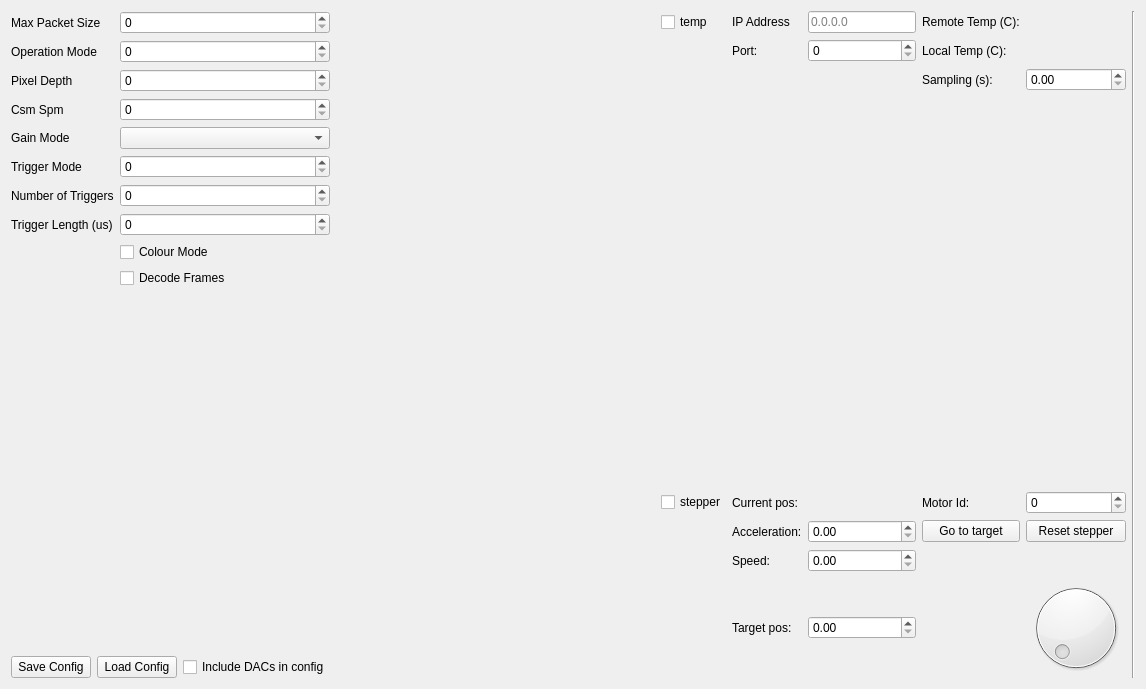
This is SpidrMpx3Eq/qcstmconfigmonitoring.ui in navrit/dexter as Qt 5 draws it before an edit. The edited form follows.
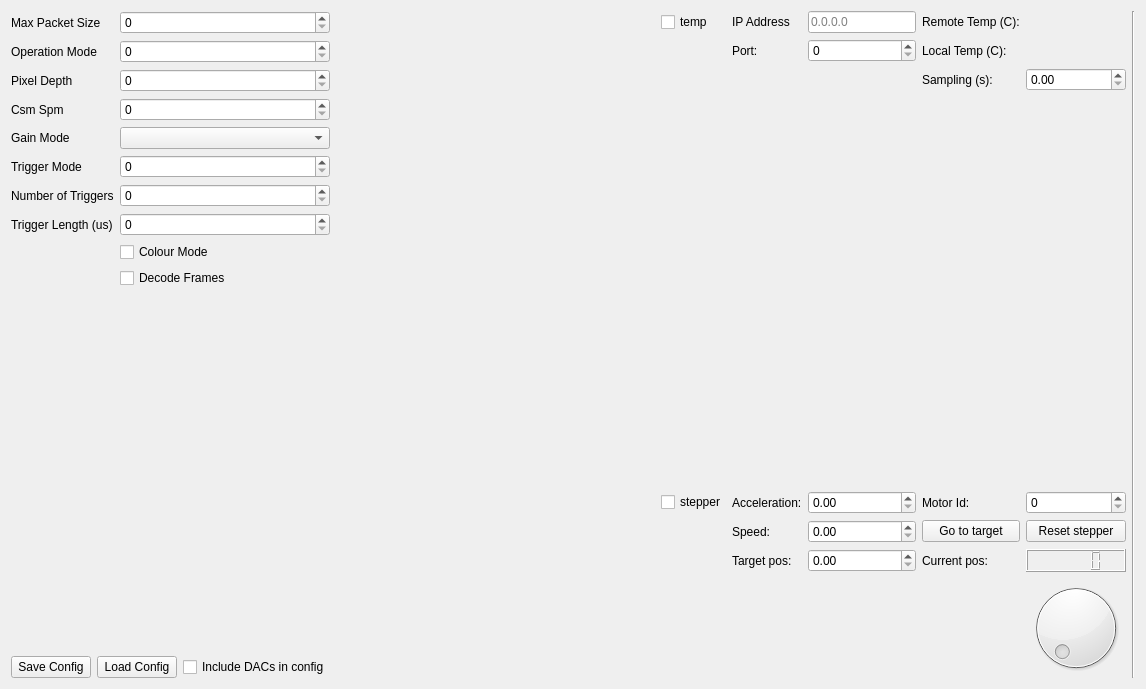
This is the edited form.

Diff of the .ui file:
```diff
--- a/SpidrMpx3Eq/qcstmconfigmonitoring.ui
+++ b/SpidrMpx3Eq/qcstmconfigmonitoring.ui
@@ -247,20 +247,6 @@
          </property>
         </widget>
        </item>
-       <item row="8" column="1">
-        <widget class="QLabel" name="label">
-         <property name="text">
-          <string>Current pos:</string>
-         </property>
-        </widget>
-       </item>
-       <item row="8" column="2">
-        <widget class="QLabel" name="motorCurrentPosLabel">
-         <property name="text">
-          <string/>
-         </property>
-        </widget>
-       </item>
        <item row="0" column="5">
         <widget class="QLabel" name="remoteTempMeasLabel">
          <property name="text">
@@ -292,13 +278,6 @@
          </property>
         </widget>
        </item>
-       <item row="10" column="1">
-        <widget class="QLabel" name="label_13">
-         <property name="text">
-          <string>Speed:</string>
-         </property>
-        </widget>
-       </item>
        <item row="1" column="4">
         <widget class="QLabel" name="label_10">
          <property name="text">
@@ -364,7 +343,37 @@
        <item row="11" column="5">
         <widget class="QDial" name="dial"/>
        </item>
-       <item row="11" column="1">
+       <item row="10" column="5">
+        <widget class="QLCDNumber" name="motorCurrentPoslcdNumber"/>
+       </item>
+       <item row="10" column="4">
+        <widget class="QLabel" name="label">
+         <property name="text">
+          <string>Current pos:</string>
+         </property>
+        </widget>
+       </item>
+       <item row="8" column="1">
+        <widget class="QLabel" name="label_15">
+         <property name="text">
+          <string>Acceleration:</string>
+         </property>
+        </widget>
+       </item>
+       <item row="8" column="2">
+        <widget class="QDoubleSpinBox" name="accelerationSpinBox"/>
+       </item>
+       <item row="9" column="1">
+        <widget class="QLabel" name="label_13">
+         <property name="text">
+          <string>Speed:</string>
+         </property>
+        </widget>
+       </item>
+       <item row="9" column="2">
+        <widget class="QDoubleSpinBox" name="speedSpinBox"/>
+       </item>
+       <item row="10" column="1">
         <widget class="QLabel" name="label_16">
          <property name="text">
           <string>Target pos:</string>
@@ -372,25 +381,12 @@
         </widget>
        </item>
        <item row="10" column="2">
-        <widget class="QDoubleSpinBox" name="speedSpinBox"/>
-       </item>
-       <item row="11" column="2">
         <widget class="QDoubleSpinBox" name="targetPosSpinBox">
          <property name="maximum">
           <double>1000000.000000000000000</double>
          </property>
         </widget>
        </item>
-       <item row="9" column="2">
-        <widget class="QDoubleSpinBox" name="accelerationSpinBox"/>
-       </item>
-       <item row="9" column="1">
-        <widget class="QLabel" name="label_15">
-         <property name="text">
-          <string>Acceleration:</string>
-         </property>
-        </widget>
-       </item>
       </layout>
      </item>
     </layout>
```
Left out of the diff: 6 changed lines with no effect on the pictures.
